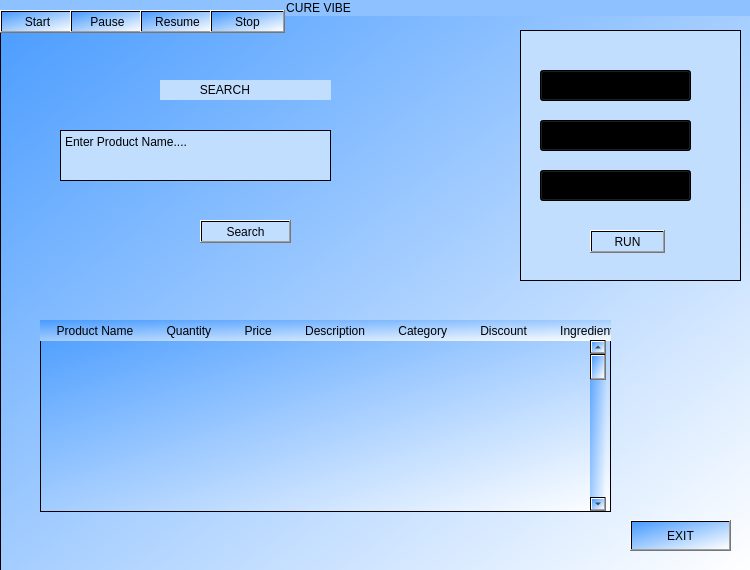
Qt form UI Implementation/dataScreen.ui (Amnaaaaa/CS261F21PID18) before a commit.
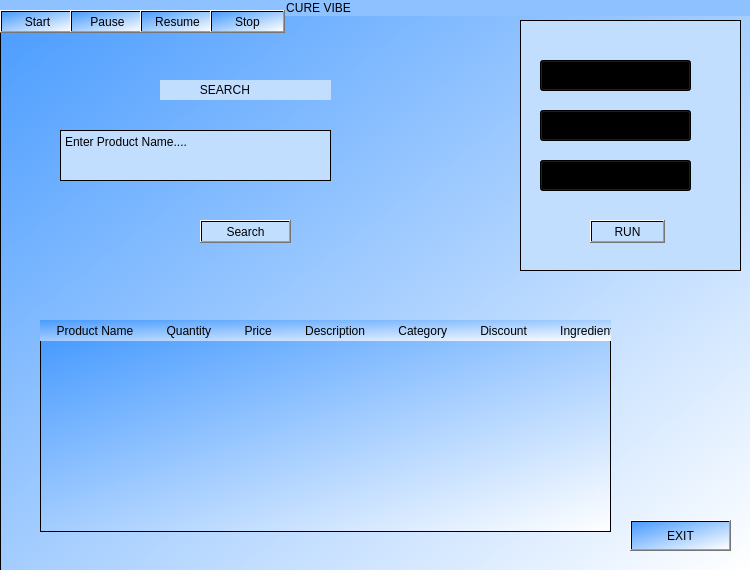
The same form after that commit.

```diff
--- a/UI Implementation/dataScreen.ui
+++ b/UI Implementation/dataScreen.ui
@@ -104,7 +104,7 @@
     <property name="geometry">
      <rect>
       <x>40</x>
-      <y>320</y>
+      <y>340</y>
       <width>571</width>
       <height>192</height>
      </rect>
@@ -123,19 +123,6 @@
      <string>     Product Name          Quantity          Price          Description          Category          Discount          Ingredients</string>
     </property>
    </widget>
-   <widget class="QScrollBar" name="verticalScrollBar">
-    <property name="geometry">
-     <rect>
-      <x>590</x>
-      <y>340</y>
-      <width>16</width>
-      <height>171</height>
-     </rect>
-    </property>
-    <property name="orientation">
-     <enum>Qt::Vertical</enum>
-    </property>
-   </widget>
    <widget class="QPushButton" name="pushButton_5">
     <property name="geometry">
      <rect>
@@ -153,7 +140,7 @@
     <property name="geometry">
      <rect>
       <x>520</x>
-      <y>30</y>
+      <y>20</y>
       <width>221</width>
       <height>251</height>
      </rect>
```
